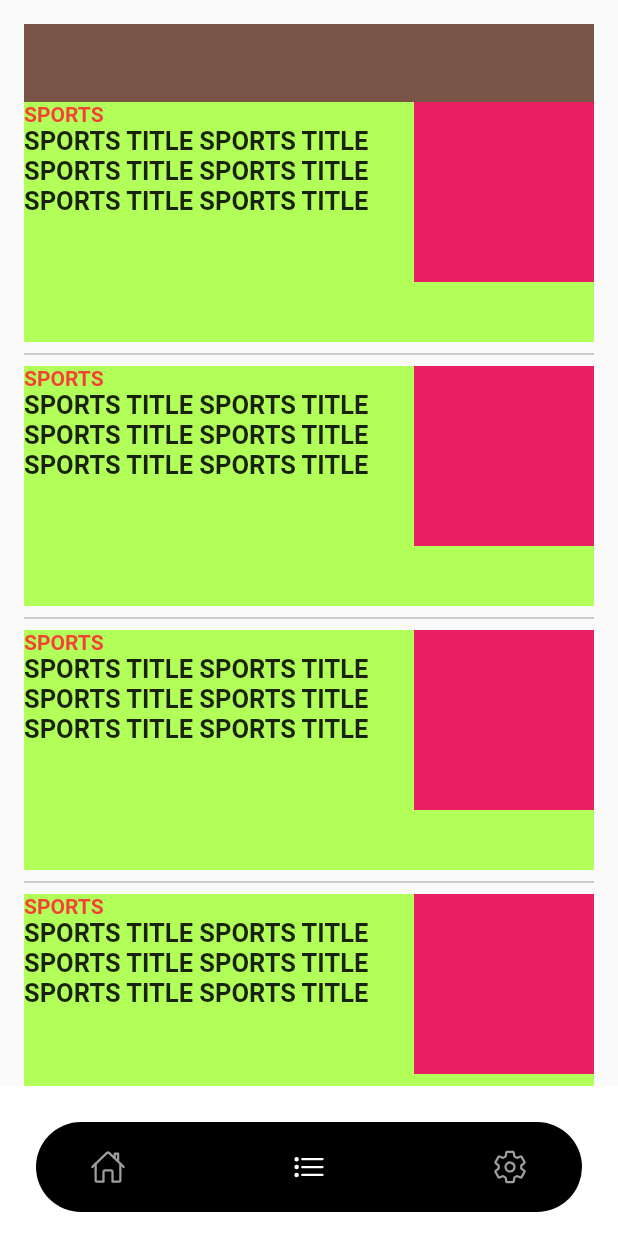
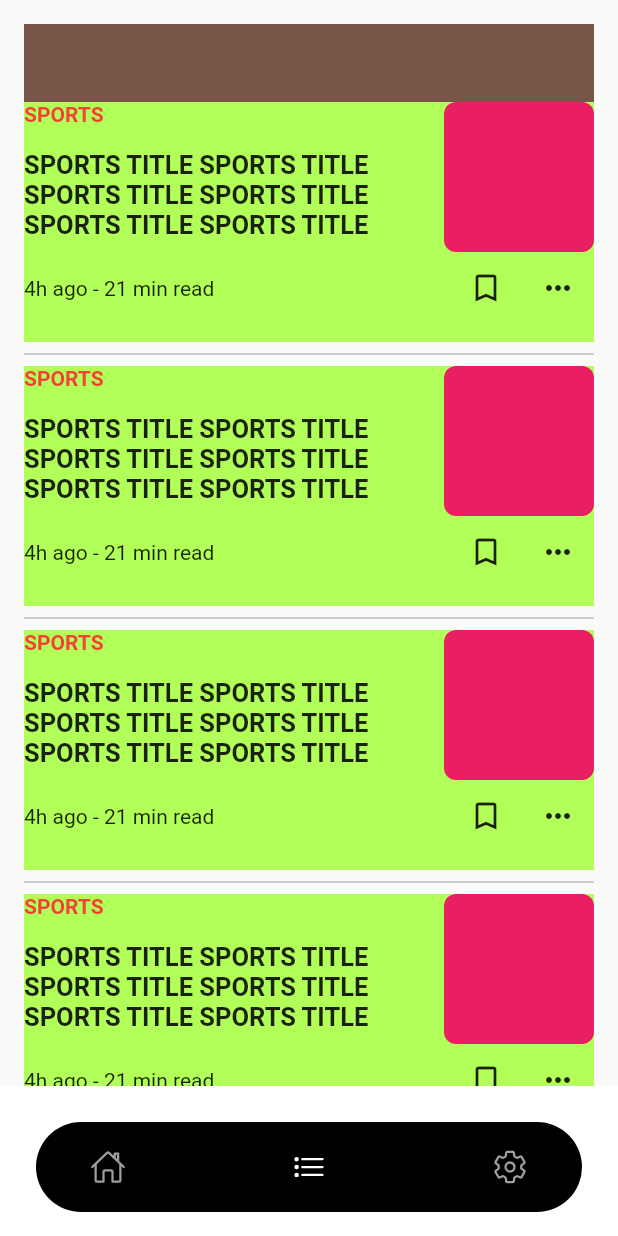
Before and after one commit to JAICHANGPARK/flutter_notebook_chapter_24, a Flutter app: the NewsAppMainPage screen opened directly, item 2 of the bottom bar chosen, on a phone screen of 412 x 824 dp. Run offline on Flutter 3.47's test engine with Material 2 defaults, Android fonts, the phone set to English and light mode, and no system bars; our stand-ins replace flutter_riverpod, freezed_annotation, ionicons, percent_indicator; missing offline and left inert: crypto_font_icons; network calls fail.

Commit message:
Update news_app_main_apge.dart

```diff
--- a/lib/ep1377_news_app/view/news_app_main_apge.dart
+++ b/lib/ep1377_news_app/view/news_app_main_apge.dart
@@ -254,18 +254,40 @@ class _NewsAppMainPageState extends State<NewsAppMainPage> {
                                                   color: Colors.red,
                                                 ),
                                               ),
-                                              Text(
-                                                "SPORTS TITLE SPORTS TITLE SPORTS TITLE SPORTS TITLE SPORTS TITLE SPORTS TITLE ",
-                                                style: TextStyle(fontWeight: FontWeight.bold, fontSize: 17),
+                                              Padding(
+                                                padding: const EdgeInsets.fromLTRB(0, 16, 24, 0),
+                                                child: Text(
+                                                  "SPORTS TITLE SPORTS TITLE SPORTS TITLE SPORTS TITLE SPORTS TITLE SPORTS TITLE ",
+                                                  style: TextStyle(fontWeight: FontWeight.bold, fontSize: 17),
+                                                ),
                                               ),
                                             ],
                                           ),
                                         ),
                                         Container(
-                                          height: 120,
-                                          width: 120,
-                                          color: Colors.pink,
+                                          height: 100,
+                                          width: 100,
+                                          decoration: BoxDecoration(
+                                            borderRadius: BorderRadius.circular(8),
+                                            color: Colors.pink,
+                                          ),
                                         )
+                                      ],
+                                    ),
+                                    Row(
+                                      children: [
+                                        Text("4h ago - 21 min read"),
+                                        Spacer(),
+                                        IconButton(
+                                            onPressed: () {},
+                                            icon: Icon(
+                                              Icons.bookmark_border,
+                                            )),
+                                        IconButton(
+                                            onPressed: () {},
+                                            icon: Icon(
+                                              Icons.more_horiz,
+                                            )),
                                       ],
                                     )
                                   ],
```
